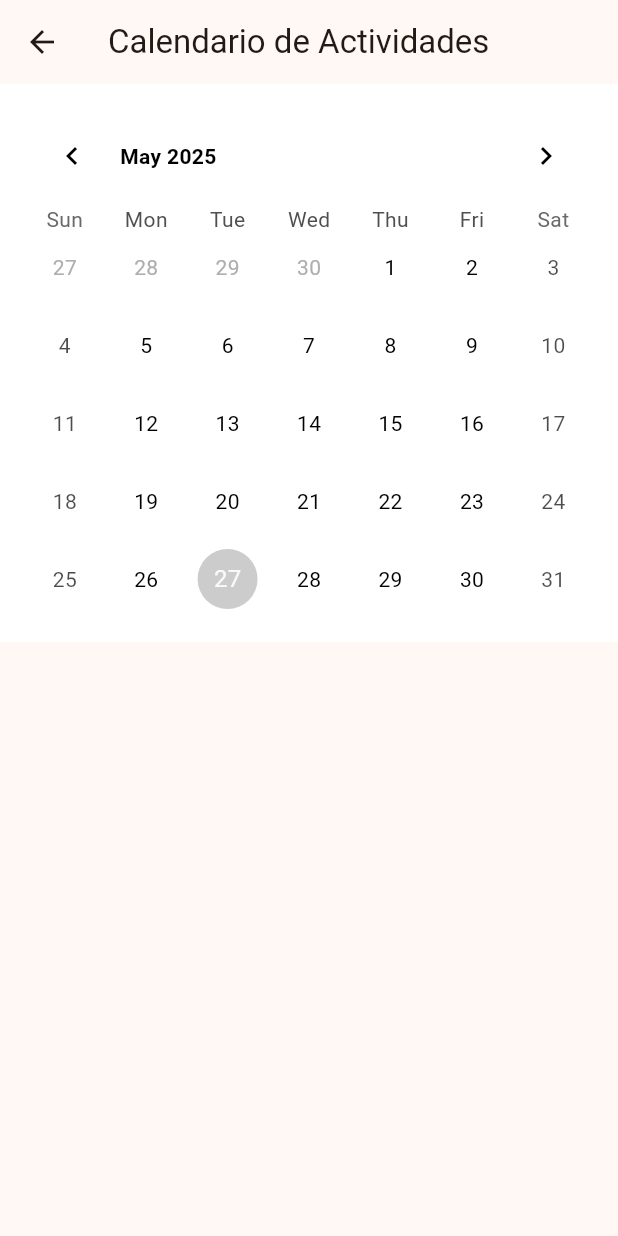
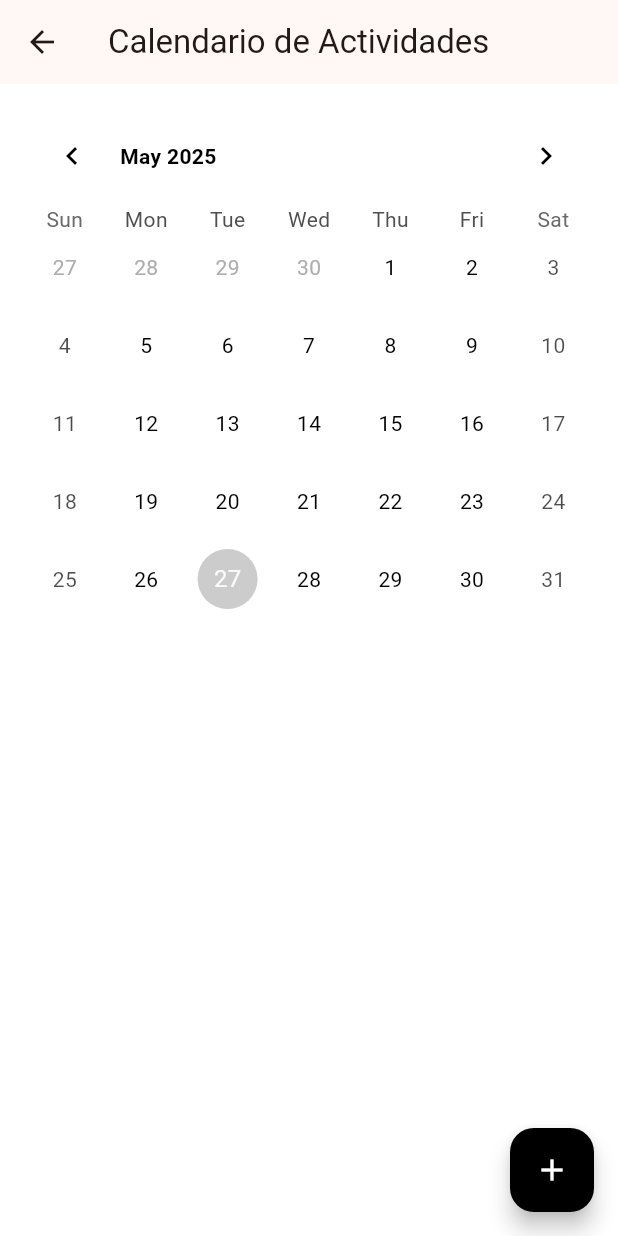
Before and after one commit to Antonella055/DDBE-Proyecto, a Flutter app: the CalendarScreen screen opened directly, on a phone screen of 412 x 824 dp. Run offline on Flutter 3.47's test engine with Material 3 defaults, Android fonts, the light colour scheme and no system bars; drawn by our look-alikes of table_calendar; our stand-ins replace supabase_flutter; accounts and stored records are empty; network calls fail; Roboto replaces fonts that are missing (Arial).

Commit message:
calendario
solo falta conectarlo con la supabase para que guarde las actividades

```diff
--- a/DDBE-Proyecto-main/lib/widgets/activity_calendar.dart
+++ b/DDBE-Proyecto-main/lib/widgets/activity_calendar.dart
@@ -19,12 +19,20 @@ class _ActivityCalendarState extends State<ActivityCalendar> {
   DateTime _focusedDay = DateTime.now();
   DateTime? _selectedDay;
 
+  // Mapa para guardar actividades por fecha
+  Map<DateTime, List<String>> _activities = {};
+
+  // ...existing code...
   @override
   Widget build(BuildContext context) {
-    return Container(
+    return Stack(
+      children: [
+        Container(
           color: widget.backgroundColor,
           padding: const EdgeInsets.all(16.0),
-      child: TableCalendar(
+          child: Column(
+            children: [
+              TableCalendar(
                 firstDay: DateTime.utc(2020, 1, 1),
                 lastDay: DateTime.utc(2030, 12, 31),
                 focusedDay: _focusedDay,
@@ -45,15 +53,95 @@ class _ActivityCalendarState extends State<ActivityCalendar> {
                     shape: BoxShape.circle,
                   ),
                   defaultTextStyle: TextStyle(color: widget.textColor),
-          weekendTextStyle: TextStyle(color: widget.textColor.withOpacity(0.7)),
+                  weekendTextStyle: TextStyle(
+                    color: widget.textColor.withOpacity(0.7),
+                  ),
                 ),
                 headerStyle: HeaderStyle(
-          titleTextStyle: TextStyle(color: widget.textColor, fontWeight: FontWeight.bold),
+                  titleTextStyle: TextStyle(
+                    color: widget.textColor,
+                    fontWeight: FontWeight.bold,
+                  ),
                   formatButtonVisible: false,
-          leftChevronIcon: Icon(Icons.chevron_left, color: widget.textColor),
-          rightChevronIcon: Icon(Icons.chevron_right, color: widget.textColor),
+                  leftChevronIcon: Icon(
+                    Icons.chevron_left,
+                    color: widget.textColor,
+                  ),
+                  rightChevronIcon: Icon(
+                    Icons.chevron_right,
+                    color: widget.textColor,
                   ),
                 ),
+                eventLoader:
+                    (day) =>
+                        _activities[DateTime(day.year, day.month, day.day)] ??
+                        [],
+              ),
+              const SizedBox(height: 16),
+              if (_selectedDay != null)
+                ...(_activities[DateTime(
+                          _selectedDay!.year,
+                          _selectedDay!.month,
+                          _selectedDay!.day,
+                        )] ??
+                        [])
+                    .map(
+                      (activity) => ListTile(
+                        leading: const Icon(Icons.event),
+                        title: Text(activity),
+                      ),
+                    ),
+            ],
+          ),
+        ),
+        Positioned(
+          bottom: 16,
+          right: 16,
+          child: FloatingActionButton(
+            backgroundColor: widget.textColor,
+            child: const Icon(Icons.add, color: Colors.white),
+            onPressed: () async {
+              if (_selectedDay == null) return;
+              final controller = TextEditingController();
+              final result = await showDialog<String>(
+                context: context,
+                builder:
+                    (context) => AlertDialog(
+                      title: const Text('Agregar actividad'),
+                      content: TextField(
+                        controller: controller,
+                        decoration: const InputDecoration(
+                          hintText: 'Descripción de la actividad',
+                        ),
+                      ),
+                      actions: [
+                        TextButton(
+                          onPressed: () => Navigator.pop(context),
+                          child: const Text('Cancelar'),
+                        ),
+                        TextButton(
+                          onPressed:
+                              () => Navigator.pop(context, controller.text),
+                          child: const Text('Agregar'),
+                        ),
+                      ],
+                    ),
+              );
+              if (result != null && result.trim().isNotEmpty) {
+                setState(() {
+                  final dayKey = DateTime(
+                    _selectedDay!.year,
+                    _selectedDay!.month,
+                    _selectedDay!.day,
+                  );
+                  _activities.putIfAbsent(dayKey, () => []);
+                  _activities[dayKey]!.add(result.trim());
+                });
+              }
+            },
+          ),
+        ),
+      ],
     );
   }
 }
```
Also changed, not shown: DDBE-Proyecto-main/pubspec.lock, 1 other file. Lines whose indentation alone changed are shown as unchanged.
